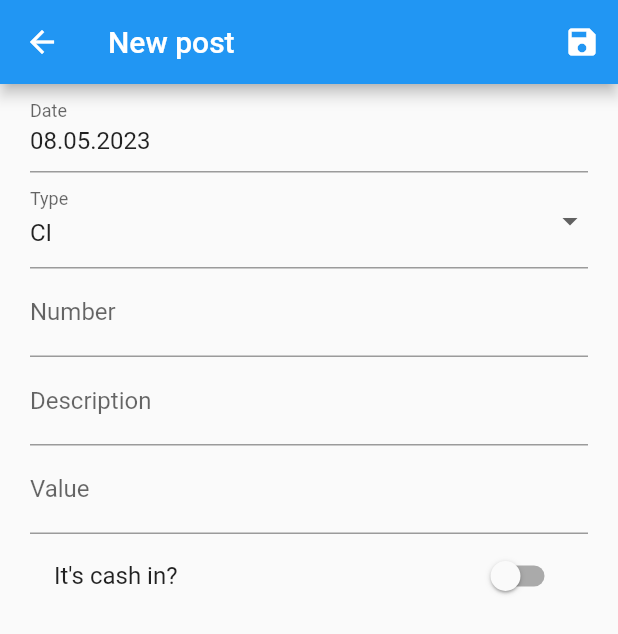
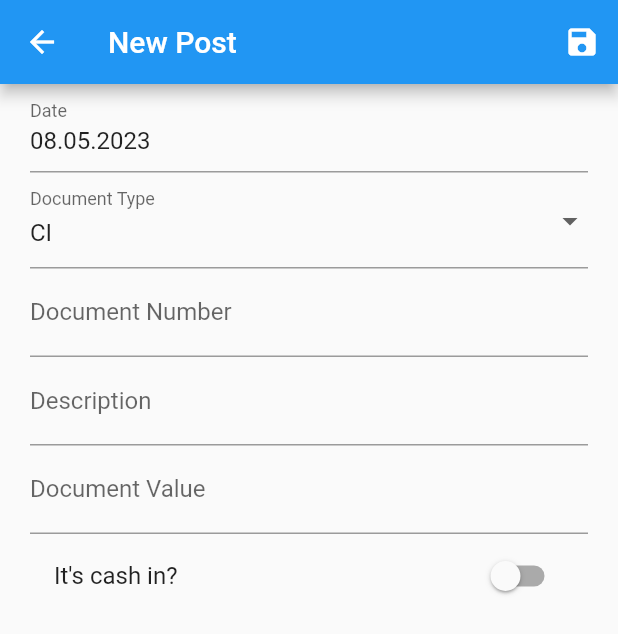
Before and after one commit to stefancrudu/CashLog, a Flutter app: the screen it shows after launch, after a tap on the "add" icon, on a phone screen of 412 x 824 dp. Shown: the top 634 px of the screen. Run offline on Flutter 3.47's test engine with Material 2 defaults, Android fonts, the phone set to English and light mode, and no system bars; our stand-ins replace flutter_riverpod, riverpod, sqflite; accounts and stored records are empty; generated files the repository leaves out were written again.

Commit message:
Added Internationalizing

```diff
--- /dev/null
+++ b/l10n.yaml
@@ -0,0 +1,3 @@
+arb-dir: lib/l10n
+template-arb-file: app_en.arb
+output-localization-file: app_localizations.dart
--- /dev/null
+++ b/lib/l10n/app_ro.arb
@@ -0,0 +1,20 @@
+{
+    "documentRowValue": "{value}",
+    "initialBalance": "Sold inital: {value}",
+    "totalCashOutBalance": "Total platit: {value}",
+    "totalCashInBalance": "Total incasat: {value}",
+    "finalBalance": "Sold final: {value}",
+    "noDocumentsMessage": "Nu ai documente.",
+    "newPostTitle": "Document nou",
+    "editPostTitle": "Editeaza document",
+    "dateFormLabel": "Data",
+    "typeFormLabel": "Tip document",
+    "numberFormLabel": "Numar document",
+    "descriptionFormLabel": "Descriere",
+    "valueFormLabel": "Valoare document",
+    "cashInOptionFormLabel": "Sunt bani incasati?",
+    "errorMessageDocumentNumber": "Introdu numarul documentului",
+    "errorMessageDocumentDescription": "Introdu o descriere",
+    "errorMessageDocumentValue": "Introdu valoarea documentului",
+    "deleteLabelButton": "Sterge documentul"
+}
--- /dev/null
+++ b/lib/l10n/l10n.dart
@@ -0,0 +1,9 @@
+import 'package:flutter/material.dart';
+
+class L10n {
+  static const defaultLanguage = Locale('en');
+  static final all = [
+    const Locale('en'),
+    const Locale('ro'),
+  ];
+}
--- a/lib/main.dart
+++ b/lib/main.dart
@@ -1,6 +1,10 @@
+import 'package:cash_log/l10n/l10n.dart';
 import 'package:cash_log/screens/home/home_screen.dart';
+
 import 'package:flutter/material.dart';
+import 'package:flutter_localizations/flutter_localizations.dart';
 import 'package:flutter_riverpod/flutter_riverpod.dart';
+import 'package:flutter_gen/gen_l10n/app_localizations.dart';
 
 void main() {
   runApp(const ProviderScope(child: App()));
@@ -12,7 +16,23 @@ class App extends StatelessWidget {
   @override
   Widget build(BuildContext context) {
     return MaterialApp(
-      home: HomeScreen(),
+      home: const HomeScreen(),
+      supportedLocales: L10n.all,
+      localizationsDelegates: const [
+        AppLocalizations.delegate,
+        GlobalMaterialLocalizations.delegate,
+        GlobalWidgetsLocalizations.delegate,
+        GlobalCupertinoLocalizations.delegate,
+      ],
+      localeResolutionCallback: (locale, supportedLocales) {
+        for (Locale supportedLocale in supportedLocales) {
+          if (supportedLocale.languageCode == locale!.languageCode) {
+            return locale;
+          }
+        }
+
+        return L10n.defaultLanguage;
+      },
     );
   }
 }
--- a/lib/screens/form/components/date_picker_form_field.dart
+++ b/lib/screens/form/components/date_picker_form_field.dart
@@ -1,6 +1,8 @@
 import 'package:cash_log/extensions/formated_date.dart';
 
 import 'package:flutter/material.dart';
+
+import 'package:flutter_gen/gen_l10n/app_localizations.dart';
 
 class DatePickerFormField extends StatefulWidget {
   final DateTime? initialValue;
@@ -45,8 +47,8 @@ class _DatePickerFormFieldState extends State<DatePickerFormField> {
   Widget build(BuildContext context) {
     return TextFormField(
       controller: dateController,
-      decoration: const InputDecoration(
-        labelText: 'Date',
+      decoration: InputDecoration(
+        labelText: AppLocalizations.of(context)!.dateFormLabel,
       ),
       readOnly: true,
       onTap: () async {
--- a/lib/screens/form/form_screen.dart
+++ b/lib/screens/form/form_screen.dart
@@ -7,6 +7,7 @@ import 'package:cash_log/screens/form/components/dropdown_form_field.dart';
 import 'package:flutter/material.dart';
 import 'package:flutter/services.dart';
 import 'package:flutter_riverpod/flutter_riverpod.dart';
+import 'package:flutter_gen/gen_l10n/app_localizations.dart';
 
 class FormScreen extends ConsumerStatefulWidget {
   Document? document;
@@ -19,7 +20,11 @@ class FormScreen extends ConsumerStatefulWidget {
 
 class _FormScreenState extends ConsumerState<FormScreen> {
   Widget get titleScreen {
-    return Text(widget.document == null ? 'New post' : 'Edit post');
+    return Text(
+      widget.document == null
+          ? AppLocalizations.of(context)!.newPostTitle
+          : AppLocalizations.of(context)!.editPostTitle,
+    );
   }
 
   var _date = DateTime.now();
@@ -82,7 +87,7 @@ class _FormScreenState extends ConsumerState<FormScreen> {
                 },
               ),
               DropdownFormField(
-                labelText: 'Type',
+                labelText: AppLocalizations.of(context)!.typeFormLabel,
                 options: DocumentType.values.map((e) => e.name).toList(),
                 initialValue: widget.document?.type.name ??
                     DocumentType.values.first.name,
@@ -92,12 +97,13 @@ class _FormScreenState extends ConsumerState<FormScreen> {
               ),
               TextFormField(
                 initialValue: widget.document?.number ?? '',
-                decoration: const InputDecoration(
-                  labelText: 'Number',
+                decoration: InputDecoration(
+                  labelText: AppLocalizations.of(context)!.numberFormLabel,
                 ),
                 validator: (value) {
                   if (value == null || value.isEmpty) {
-                    return 'Please enter the number of the document';
+                    return AppLocalizations.of(context)!
+                        .errorMessageDocumentNumber;
                   }
                   return null;
                 },
@@ -107,12 +113,13 @@ class _FormScreenState extends ConsumerState<FormScreen> {
               ),
               TextFormField(
                 initialValue: widget.document?.description ?? '',
-                decoration: const InputDecoration(
-                  labelText: 'Description',
+                decoration: InputDecoration(
+                  labelText: AppLocalizations.of(context)!.descriptionFormLabel,
                 ),
                 validator: (value) {
                   if (value == null || value.isEmpty) {
-                    return 'Please enter some text for description';
+                    return AppLocalizations.of(context)!
+                        .errorMessageDocumentDescription;
                   }
                   return null;
                 },
@@ -122,8 +129,8 @@ class _FormScreenState extends ConsumerState<FormScreen> {
               ),
               TextFormField(
                 initialValue: widget.document?.value.toString(),
-                decoration: const InputDecoration(
-                  labelText: 'Value',
+                decoration: InputDecoration(
+                  labelText: AppLocalizations.of(context)!.valueFormLabel,
                 ),
                 keyboardType:
                     const TextInputType.numberWithOptions(decimal: true),
@@ -132,7 +139,8 @@ class _FormScreenState extends ConsumerState<FormScreen> {
                 ],
                 validator: (value) {
                   if (value == null || value.isEmpty) {
-                    return 'Please enter some value';
+                    return AppLocalizations.of(context)!
+                        .errorMessageDocumentValue;
                   }
                   return null;
                 },
@@ -144,7 +152,8 @@ class _FormScreenState extends ConsumerState<FormScreen> {
                 initialValue: widget.document?.isCashIn ?? false,
                 builder: (FormFieldState<bool> field) {
                   return SwitchListTile(
-                    title: const Text("It's cash in?"),
+                    title: Text(
+                        AppLocalizations.of(context)!.cashInOptionFormLabel),
                     value: field.value ?? false,
                     onChanged: (val) {
                       field.didChange(val);
@@ -165,7 +174,8 @@ class _FormScreenState extends ConsumerState<FormScreen> {
                     ),
                     onPressed: _deleteAction,
                     icon: const Icon(Icons.delete_outlined),
-                    label: const Text('Delete document'),
+                    label:
+                        Text(AppLocalizations.of(context)!.deleteLabelButton),
                   ),
                 ),
             ],
--- /dev/null
+++ b/lib/screens/home/components/balance_row.dart
@@ -0,0 +1,15 @@
+import 'package:flutter/material.dart';
+
+class BalanceRow extends StatelessWidget {
+  const BalanceRow({super.key, required this.content});
+
+  final String content;
+
+  @override
+  Widget build(BuildContext context) {
+    return Text(
+      content,
+      style: const TextStyle(color: Colors.white),
+    );
+  }
+}
--- a/lib/screens/home/components/balance_widget.dart
+++ b/lib/screens/home/components/balance_widget.dart
@@ -1,12 +1,14 @@
 import 'package:cash_log/models/balance.dart';
+import 'package:cash_log/screens/home/components/balance_row.dart';
 
 import 'package:flutter/material.dart';
 import 'package:flutter_riverpod/flutter_riverpod.dart';
+import 'package:flutter_gen/gen_l10n/app_localizations.dart';
 
 class BalanceWidget extends StatelessWidget {
-  Balance balance;
+  final Balance balance;
 
-  BalanceWidget({
+  const BalanceWidget({
     super.key,
     required this.balance,
   });
@@ -28,32 +30,35 @@ class BalanceWidget extends StatelessWidget {
           child: Column(
             crossAxisAlignment: CrossAxisAlignment.end,
             children: [
-              totalLabel(label: 'Sold inital', value: balance.initialBalance),
+              BalanceRow(
+                content: AppLocalizations.of(context)!
+                    .initialBalance(balance.initialBalance),
+              ),
               const SizedBox(
                 height: 10,
               ),
-              totalLabel(label: 'Total de incasat', value: balance.totalCashIn),
+              BalanceRow(
+                content: AppLocalizations.of(context)!
+                    .totalCashInBalance(balance.totalCashIn),
+              ),
               const SizedBox(
                 height: 10,
               ),
-              totalLabel(label: 'Total de plata', value: balance.totalCashOut),
+              BalanceRow(
+                content: AppLocalizations.of(context)!
+                    .totalCashOutBalance(balance.totalCashOut),
+              ),
               const SizedBox(
                 height: 10,
               ),
-              totalLabel(label: 'Sold final', value: balance.finalBalance)
+              BalanceRow(
+                content: AppLocalizations.of(context)!
+                    .totalCashInBalance(balance.finalBalance),
+              ),
             ],
           ),
         ),
       ),
     );
   }
-
-  Text totalLabel({required String label, required double value}) {
-    return Text(
-      '$label :  $value lei',
-      style: const TextStyle(
-        color: Colors.white,
-      ),
-    );
-  }
 }
--- a/lib/screens/home/components/document_row.dart
+++ b/lib/screens/home/components/document_row.dart
@@ -1,6 +1,9 @@
+import 'dart:io';
+
 import 'package:cash_log/models/document.dart';
 
 import 'package:flutter/material.dart';
+import 'package:flutter_gen/gen_l10n/app_localizations.dart';
 
 class DocumentRow extends StatelessWidget {
   const DocumentRow({
@@ -12,14 +15,14 @@ class DocumentRow extends StatelessWidget {
   final Document document;
   final void Function(Document entry) onPressed;
 
-  Text get getFormatedDocumentValueWidget {
+  Text getFormatedDocumentValueWidget(BuildContext context) {
     if (document.isCashIn) {
       return Text(
-        '${document.value} lei',
+        AppLocalizations.of(context)!.documentRowValue(document.value),
       );
     } else {
       return Text(
-        '- ${document.value} lei',
+        AppLocalizations.of(context)!.documentRowValue(0 - document.value),
         style: const TextStyle(
           color: Colors.red,
         ),
@@ -49,7 +52,7 @@ class DocumentRow extends StatelessWidget {
                       ),
                       Text(document.number),
                       const Spacer(),
-                      getFormatedDocumentValueWidget,
+                      getFormatedDocumentValueWidget(context),
                     ],
                   )
                 ],
--- a/lib/screens/home/home_screen.dart
+++ b/lib/screens/home/home_screen.dart
@@ -8,6 +8,7 @@ import 'package:cash_log/screens/home/components/balance_widget.dart';
 
 import 'package:flutter/material.dart';
 import 'package:flutter_riverpod/flutter_riverpod.dart';
+import 'package:flutter_gen/gen_l10n/app_localizations.dart';
 
 class HomeScreen extends ConsumerStatefulWidget {
   const HomeScreen({super.key});
@@ -89,8 +90,9 @@ class _HomeScreenState extends ConsumerState<HomeScreen> {
           children: [
             documents.list.isNotEmpty
                 ? listView
-                : const Center(
-                    child: Text('You don\'t have documnents.'),
+                : Center(
+                    child:
+                        Text(AppLocalizations.of(context)!.noDocumentsMessage),
                   ),
             BalanceWidget(
               balance: documents.balance,
--- a/pubspec.yaml
+++ b/pubspec.yaml
@@ -34,6 +34,9 @@ dependencies:
   flutter_riverpod: ^2.3.6
   path: ^1.8.2
   sqflite: ^2.2.8
+  flutter_localizations:
+    sdk: flutter
+  intl: ^0.17.0
 
   # The following adds the Cupertino Icons font to your application.
   # Use with the CupertinoIcons class for iOS style icons.
@@ -56,7 +59,7 @@ dev_dependencies:
 
 # The following section is specific to Flutter packages.
 flutter:
-
+  generate: true
   # The following line ensures that the Material Icons font is
   # included with your application, so that you can use the icons in
   # the material Icons class.
```
Also changed, not shown: lib/l10n/app_en.arb (added, +119 -0 lines).
